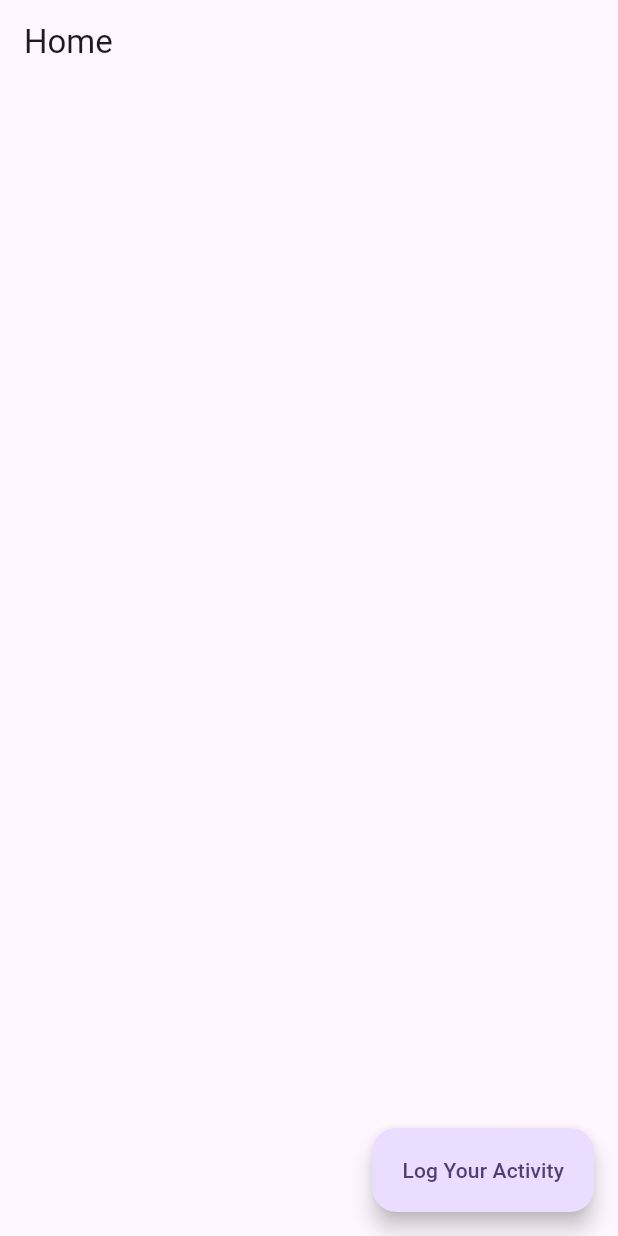
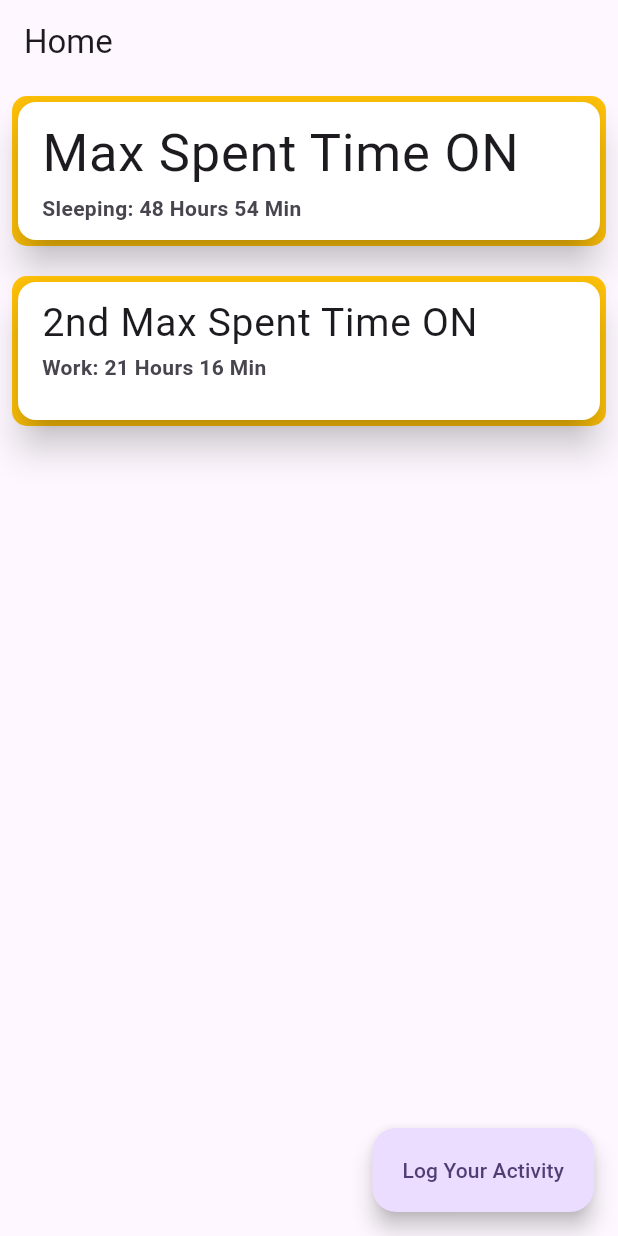
Before and after one commit to shossain786/my_habit, a Flutter app: the screen it shows after launch, on a phone screen of 412 x 824 dp. Run offline on Flutter 3.47's test engine with Material 3 defaults, Android fonts, the phone set to English and light mode, and no system bars; our stand-ins replace isar; accounts and stored records are empty; generated files the repository leaves out were written again.

Commit message:
code dashbord updated

```diff
--- a/lib/screens/activity_table.dart
+++ b/lib/screens/activity_table.dart
@@ -1,5 +1,6 @@
 import 'package:flutter/material.dart';
 import 'package:intl/intl.dart';
+import 'package:my_habit/main.dart';
 import 'package:my_habit/services/activity_service.dart';
 
 import '../model/activity_model.dart';
@@ -59,7 +60,10 @@ class _ActivityTableState extends State<ActivityTable> {
             DataCell(Text(endTimeFormatted)),
             DataCell(Text(formattedDuration)),
             DataCell(IconButton(
-              icon: const Icon(Icons.delete),
+              icon: Icon(
+                Icons.delete,
+                color: kColorScheme.onSecondary,
+              ),
               onPressed: () {
                 deleteItem(activity.id);
               },
--- a/lib/screens/home_screen.dart
+++ b/lib/screens/home_screen.dart
@@ -1,4 +1,7 @@
+import 'package:flutter/cupertino.dart';
 import 'package:flutter/material.dart';
+import 'package:flutter/widgets.dart';
+import 'package:my_habit/main.dart';
 import 'package:my_habit/screens/data_entry.dart';
 
 class HomeScreen extends StatelessWidget {
@@ -10,10 +13,64 @@ class HomeScreen extends StatelessWidget {
       appBar: AppBar(
         title: const Text('Home'),
       ),
-      body: const Center(
+      body: SingleChildScrollView(
         child: Padding(
-          padding: EdgeInsets.all(8.0),
-          // child:
+          padding: const EdgeInsets.all(8.0),
+          child: Column(
+            children: [
+              Container(
+                decoration: const BoxDecoration(
+                  color: Colors.amber,
+                  borderRadius: BorderRadius.all(Radius.circular(10)),
+                ),
+                height: 100,
+                width: double.infinity,
+                child: Card(
+                  color: kColorScheme.onSecondary,
+                  borderOnForeground: true,
+                  elevation: 10,
+                  child: const ListTile(
+                    title: Text(
+                      'Max Spent Time ON',
+                      style: TextStyle(fontSize: 35),
+                    ),
+                    subtitle: Text(
+                      'Sleeping: 48 Hours 54 Min',
+                      style: TextStyle(
+                        fontWeight: FontWeight.bold,
+                      ),
+                    ),
+                  ),
+                ),
+              ),
+              const SizedBox(height: 20),
+              Container(
+                decoration: const BoxDecoration(
+                  color: Colors.amber,
+                  borderRadius: BorderRadius.all(Radius.circular(10)),
+                ),
+                height: 100,
+                width: double.infinity,
+                child: Card(
+                  color: kColorScheme.onSecondary,
+                  borderOnForeground: true,
+                  elevation: 10,
+                  child: const ListTile(
+                    title: Text(
+                      '2nd Max Spent Time ON',
+                      style: TextStyle(fontSize: 26),
+                    ),
+                    subtitle: Text(
+                      'Work: 21 Hours 16 Min',
+                      style: TextStyle(
+                        fontWeight: FontWeight.bold,
+                      ),
+                    ),
+                  ),
+                ),
+              ),
+            ],
+          ),
         ),
       ),
       floatingActionButton: FloatingActionButton.extended(
```
